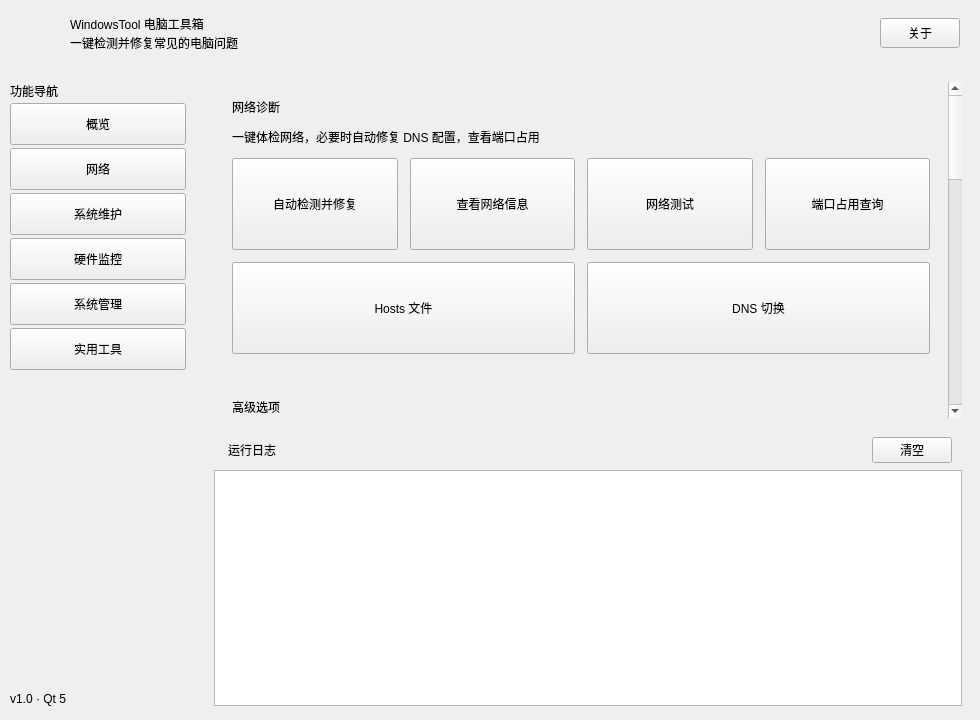
Qt form src/mainwindow.ui (Obj4ct/WindowsTool) before a commit.
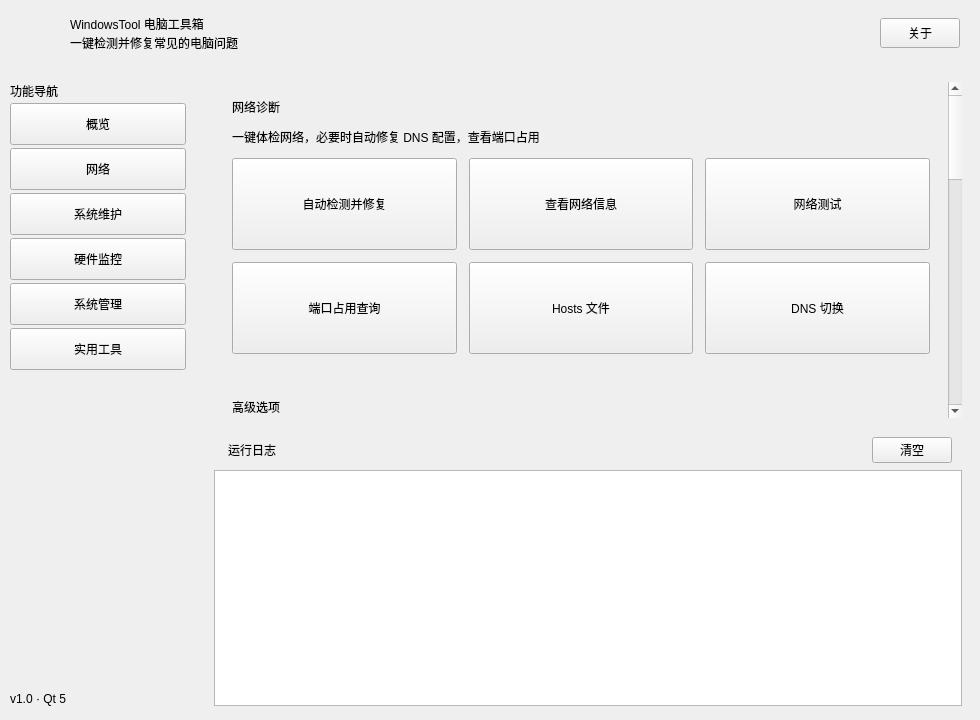
The same form after that commit. The open tabs and pages were chosen to show the change.

Commit message:
隐藏底部运行日志面板，改用弹窗反馈并优化界面视觉
- 运行日志面板默认隐藏，内容区改为占满整页
- 网络信息、网络检测、DNS 刷新、清理、Winsock 重置、图标缓存重建改为弹窗反馈
- 网络页磁贴改为 3x2 等宽网格，系统维护页拆为 3+3 两行
- 卡片增加柔和投影、圆角加大，页面切换加入 160ms 淡入

Patch:
```diff
--- a/src/mainwindow.ui
+++ b/src/mainwindow.ui
@@ -353,7 +353,7 @@
          <item>
           <widget class="QStackedWidget" name="stackedWidget">
            <property name="sizePolicy">
-            <sizepolicy hsizetype="Expanding" vsizetype="Minimum">
+            <sizepolicy hsizetype="Expanding" vsizetype="Expanding">
              <horstretch>0</horstretch>
              <verstretch>0</verstretch>
             </sizepolicy>
@@ -682,11 +682,14 @@
                   </widget>
                  </item>
                  <item>
-                  <layout class="QHBoxLayout" name="tileRowNet">
-                   <property name="spacing">
+                  <layout class="QGridLayout" name="tileGridNet">
+                   <property name="horizontalSpacing">
                     <number>12</number>
                    </property>
-                   <item>
+                   <property name="verticalSpacing">
+                    <number>12</number>
+                   </property>
+                   <item row="0" column="0">
                     <widget class="QToolButton" name="btn_autoCheck">
                      <property name="sizePolicy">
                       <sizepolicy hsizetype="Expanding" vsizetype="Fixed">
@@ -708,7 +711,7 @@
                      </property>
                     </widget>
                    </item>
-                   <item>
+                   <item row="0" column="1">
                     <widget class="QToolButton" name="btn_showNetWork">
                      <property name="sizePolicy">
                       <sizepolicy hsizetype="Expanding" vsizetype="Fixed">
@@ -730,7 +733,7 @@
                      </property>
                     </widget>
                    </item>
-                   <item>
+                   <item row="0" column="2">
                     <widget class="QToolButton" name="btn_netWorkTest">
                      <property name="sizePolicy">
                       <sizepolicy hsizetype="Expanding" vsizetype="Fixed">
@@ -752,7 +755,7 @@
                      </property>
                     </widget>
                    </item>
-                   <item>
+                   <item row="1" column="0">
                     <widget class="QToolButton" name="btn_ports">
                      <property name="sizePolicy">
                       <sizepolicy hsizetype="Expanding" vsizetype="Fixed">
@@ -774,14 +777,7 @@
                      </property>
                     </widget>
                    </item>
-                  </layout>
-                 </item>
-                 <item>
-                  <layout class="QHBoxLayout" name="tileRowNetExtra">
-                   <property name="spacing">
-                    <number>12</number>
-                   </property>
-                   <item>
+                   <item row="1" column="1">
                     <widget class="QToolButton" name="btn_hosts">
                      <property name="sizePolicy">
                       <sizepolicy hsizetype="Expanding" vsizetype="Fixed">
@@ -803,7 +799,7 @@
                      </property>
                     </widget>
                    </item>
-                   <item>
+                   <item row="1" column="2">
                     <widget class="QToolButton" name="btn_dns">
                      <property name="sizePolicy">
                       <sizepolicy hsizetype="Expanding" vsizetype="Fixed">
```
Left out of the diff: 10 changed lines with no effect on the pictures. The commit also changes 4 other files.
